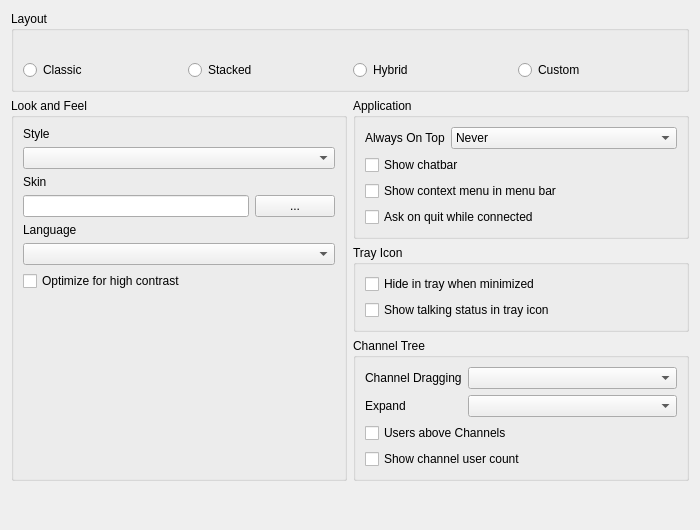
Before: the Qt Designer form src/mumble/LookConfig.ui in mumble-voip/mumble, drawn with Qt 5.
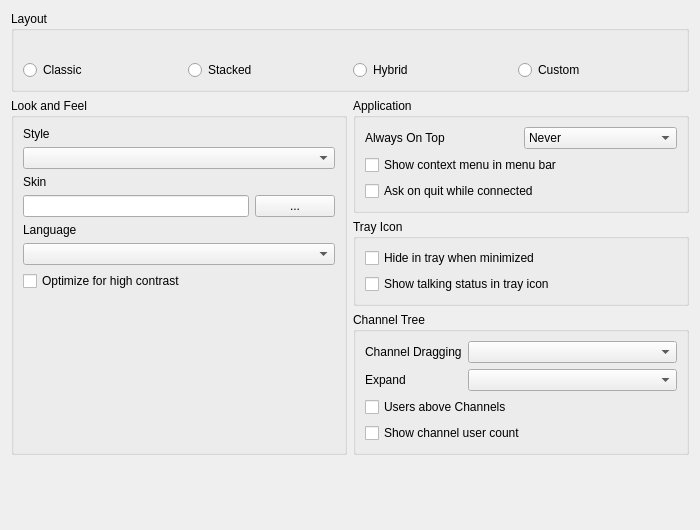
After: the same form once the commit is applied. Icons and pictures are not drawn.

Commit message: Save state for dock widgets when going minimal

What changed in the file:
```diff
--- a/src/mumble/LookConfig.ui
+++ b/src/mumble/LookConfig.ui
@@ -249,7 +249,7 @@
      <property name="title">
       <string>Application</string>
      </property>
-     <layout class="QGridLayout" name="gridLayout_3" columnstretch="0,1">
+     <layout class="QGridLayout" name="gridLayout_3" columnstretch="0,0">
       <item row="0" column="0">
        <widget class="QLabel" name="qliAlwaysOnTop">
         <property name="text">
@@ -288,19 +288,6 @@
        </widget>
       </item>
       <item row="1" column="0" colspan="2">
-       <widget class="QCheckBox" name="qcbShowChatbar">
-        <property name="toolTip">
-         <string>Check to show chat bar</string>
-        </property>
-        <property name="whatsThis">
-         <string>&lt;b&gt;If checked the chat bar is shown.&lt;/b&gt;&lt;br /&gt;Uncheck this to hide it.</string>
-        </property>
-        <property name="text">
-         <string>Show chatbar</string>
-        </property>
-       </widget>
-      </item>
-      <item row="2" column="0" colspan="2">
        <widget class="QCheckBox" name="qcbShowContextMenuInMenuBar">
         <property name="toolTip">
          <string>Adds user and channel context menus into the menu bar</string>
@@ -310,7 +297,7 @@
         </property>
        </widget>
       </item>
-      <item row="3" column="0" colspan="2">
+      <item row="2" column="0" colspan="2">
        <widget class="QCheckBox" name="qcbAskOnQuit">
         <property name="toolTip">
          <string>Ask whether to close or minimize when quitting Mumble.</string>
```
The commit also changes 5 other files.
